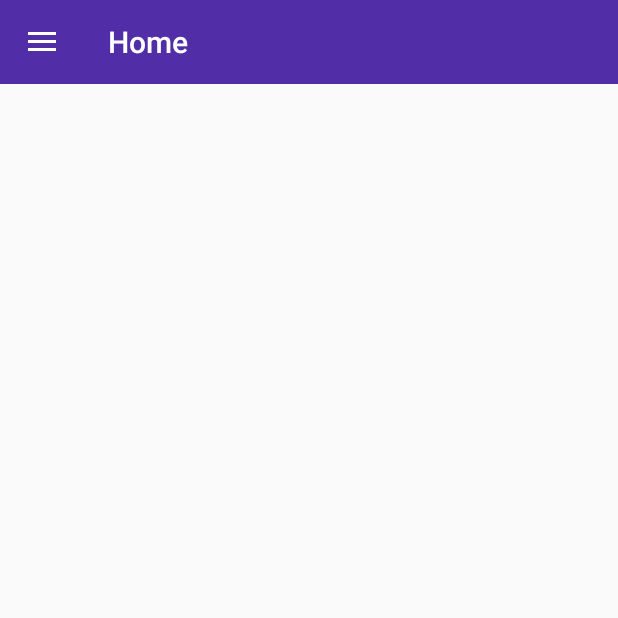
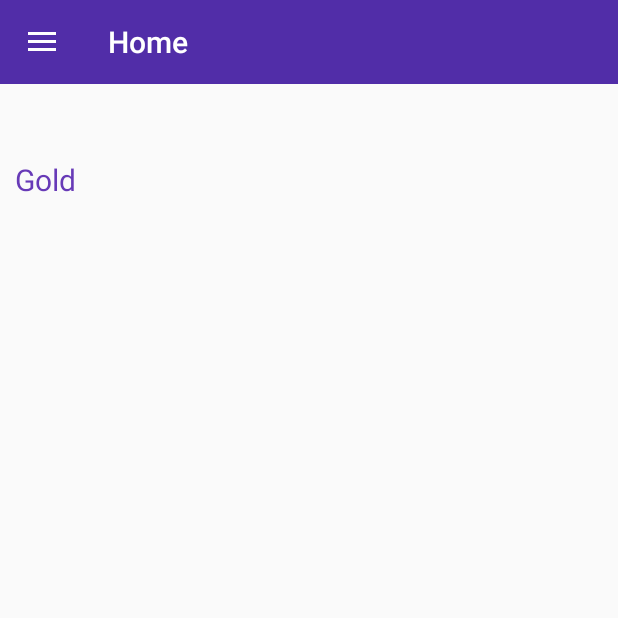
Before and after one commit to MrSaad/HackWestern-Android, an Android app: the fragment Sponsors placed in its activity, on a phone screen of 412 x 824 dp, the top half of it. Run offline under Robolectric (Android 15) with nearby library versions, the phone set to English and light mode, and no system bars; plain views replace SubsamplingScaleImageView.

Commit message:
Add sponsors screen

```diff
--- a/app/src/main/java/com/mrsaad/hackwestern/MainActivity.java
+++ b/app/src/main/java/com/mrsaad/hackwestern/MainActivity.java
@@ -87,7 +87,7 @@ public class MainActivity extends AppCompatActivity {
                 fragmentClass = com.mrsaad.hackwestern.MapsFragment.class;
                 break;
             case R.id.nav_fifth_fragment:
-                fragmentClass = com.mrsaad.hackwestern.HomeFragment.class;
+                fragmentClass = com.mrsaad.hackwestern.Sponsors.class;
                 break;
             default:
                 fragmentClass = com.mrsaad.hackwestern.HomeFragment.class;
--- a/app/src/main/java/com/mrsaad/hackwestern/MapsFragment.java
+++ b/app/src/main/java/com/mrsaad/hackwestern/Sponsors.java
@@ -5,29 +5,30 @@ import android.support.v4.app.Fragment;
 import android.view.LayoutInflater;
 import android.view.View;
 import android.view.ViewGroup;
+import android.widget.TextView;
 
 
-public class MapsFragment extends Fragment {
+public class Sponsors extends Fragment {
 
-
-    public MapsFragment() {
+    public Sponsors() {
         // Required empty public constructor
     }
+
 
     @Override
     public View onCreateView(LayoutInflater inflater, ViewGroup container,
                              Bundle savedInstanceState) {
 
         //set view elements
-        View root = inflater.inflate(R.layout.fragment_maps, container, false);
+        View root = inflater.inflate(R.layout.fragment_sponsors, container, false);
+
+        TextView goldTitle = (TextView)root.findViewById(R.id.table_header_title_gold);
+        goldTitle.setText("Gold");
 
 
         return root;
     }
 
-    @Override
-    public void onActivityCreated(Bundle savedInstanceState) {
-        super.onActivityCreated(savedInstanceState);
 
-    }
+
 }
--- /dev/null
+++ b/app/src/main/res/layout/fragment_sponsors.xml
@@ -0,0 +1,22 @@
+<TableLayout xmlns:android="http://schemas.android.com/apk/res/android"
+    xmlns:tools="http://schemas.android.com/tools" android:layout_width="match_parent"
+    android:layout_height="match_parent" tools:context="com.mrsaad.hackwestern.Sponsors"
+    android:padding="10dp">
+
+
+    <TableRow
+        android:paddingTop="40dp"
+        android:layout_width="match_parent"
+        android:layout_height="40dp" >
+
+        <TextView
+            android:id="@+id/table_header_title_gold"
+            android:layout_width="wrap_content"
+            android:layout_height="wrap_content"
+            android:layout_alignParentBottom="true"
+            android:textSize="20sp"
+            android:textColor="?attr/colorPrimary"/>
+
+    </TableRow>
+
+</TableLayout>
```
